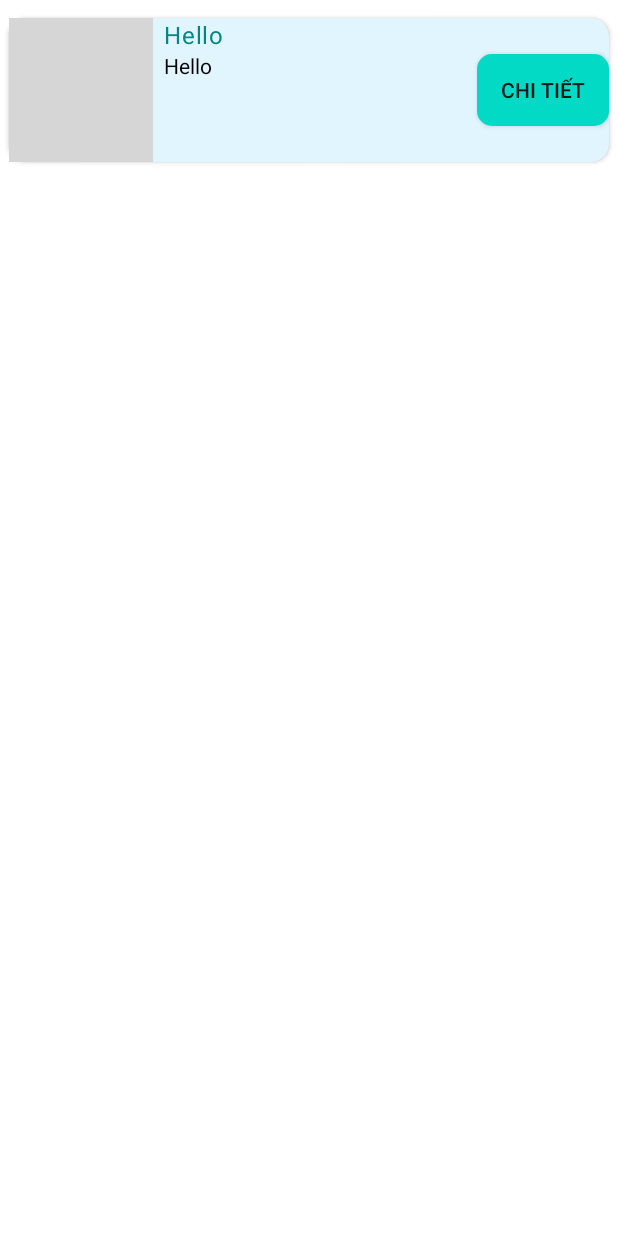
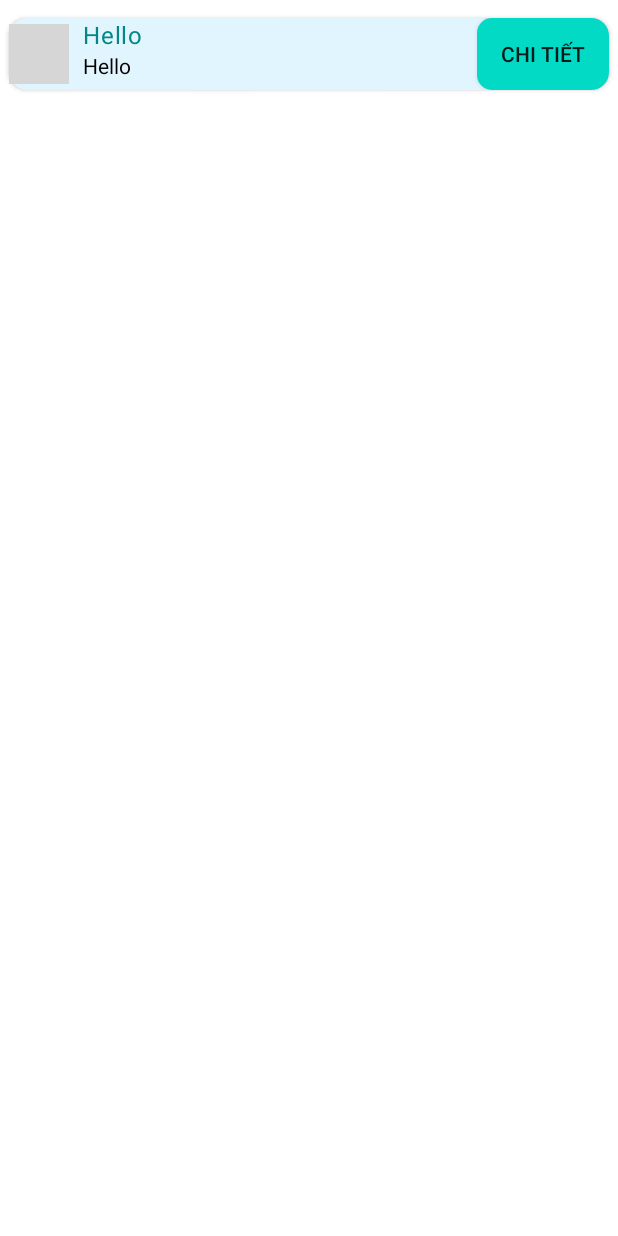
Before and after one commit to Hngdcmnh/mobileD20, an Android app: the layout item.xml on its own in the app's theme, with its tools: preview values and no code run, on a phone screen of 412 x 824 dp. Run offline under Robolectric (Android 15) with nearby library versions, the phone set to English and light mode, and no system bars; grey boxes are pictures that could not be loaded.

Commit message:
First Commit

```diff
--- a/app/src/main/res/layout/item.xml
+++ b/app/src/main/res/layout/item.xml
@@ -13,15 +13,16 @@
     <androidx.constraintlayout.widget.ConstraintLayout
         android:layout_width="match_parent"
         android:layout_height="wrap_content">
+
         <ImageView
             android:id="@+id/ivFlower"
-            android:layout_width="wrap_content"
-            android:layout_height="match_parent"
+            android:layout_width="40dp"
+            android:layout_height="40dp"
+            android:contentDescription="@string/hello"
             android:src="@drawable/ic_lorist"
+            app:layout_constraintBottom_toBottomOf="parent"
             app:layout_constraintStart_toStartOf="parent"
-            app:layout_constraintTop_toTopOf="parent"
-            app:layout_constraintBottom_toBottomOf="parent"
-            android:contentDescription="@string/hello" />
+            app:layout_constraintTop_toTopOf="parent" />
 
         <TextView
             android:id="@+id/tvNameStudent"
```
